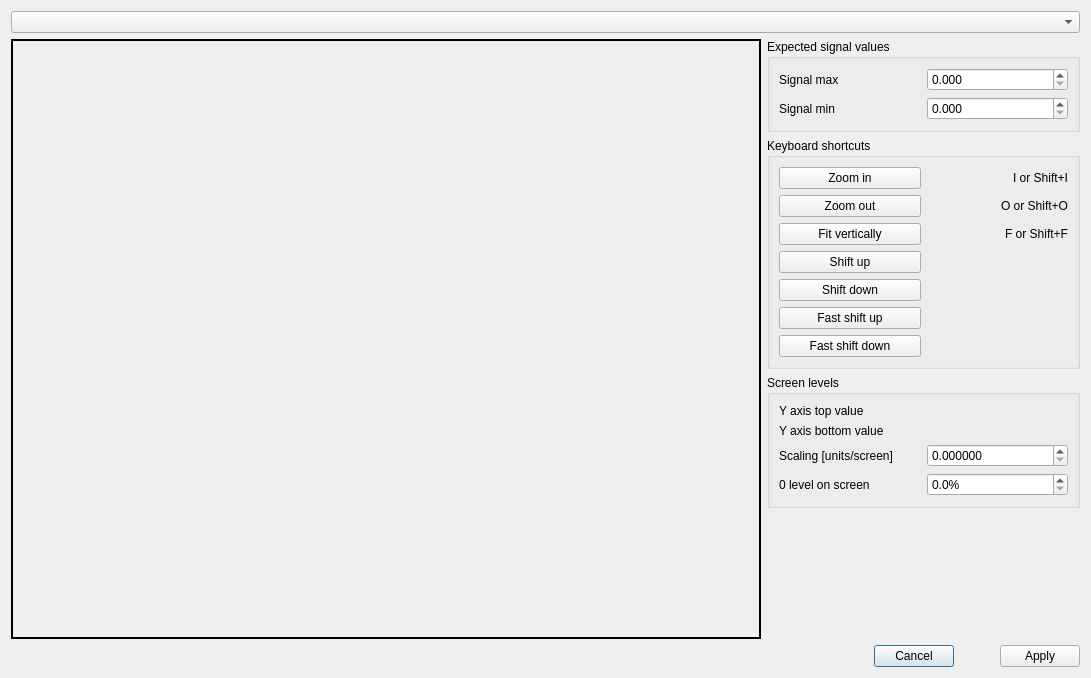
Before: the Qt Designer form src/asammdf/gui/ui/signal_scale.ui in danielhrisca/asammdf, drawn with Qt 5.
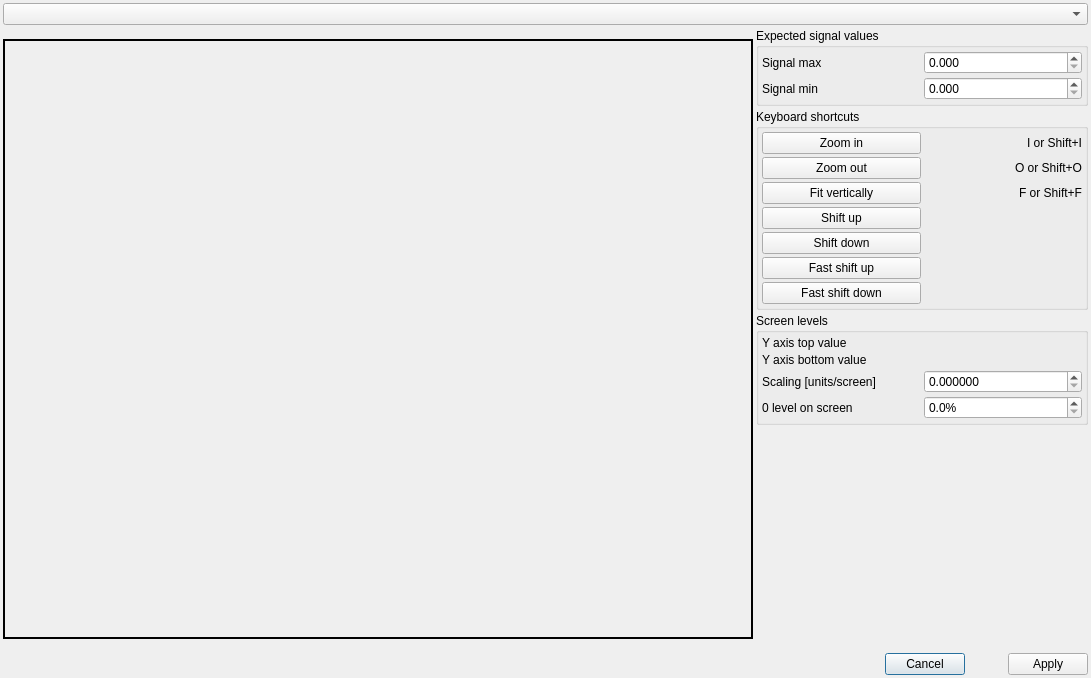
After: the same form once the commit is applied. Icons and pictures are not drawn.

Diff of the .ui file:
```diff
--- a/src/asammdf/gui/ui/signal_scale.ui
+++ b/src/asammdf/gui/ui/signal_scale.ui
@@ -14,8 +14,26 @@
    <string>Dialog</string>
   </property>
   <layout class="QGridLayout" name="gridLayout_3">
+   <property name="leftMargin">
+  <number>3</number>
+</property>
+   <property name="topMargin">
+  <number>3</number>
+</property>
+   <property name="rightMargin">
+  <number>3</number>
+</property>
+   <property name="bottomMargin">
+  <number>3</number>
+</property>
+   <property name="spacing">
+  <number>3</number>
+</property>
    <item row="5" column="0" colspan="2">
     <layout class="QHBoxLayout" name="horizontalLayout" stretch="1,0,0,0">
+     <property name="spacing">
+  <number>3</number>
+</property>
      <item>
       <spacer name="horizontalSpacer_6">
        <property name="orientation">
@@ -85,6 +103,21 @@
       <string>Keyboard shortcuts</string>
      </property>
      <layout class="QGridLayout" name="gridLayout">
+      <property name="leftMargin">
+  <number>3</number>
+</property>
+      <property name="topMargin">
+  <number>3</number>
+</property>
+      <property name="rightMargin">
+  <number>3</number>
+</property>
+      <property name="bottomMargin">
+  <number>3</number>
+</property>
+      <property name="spacing">
+  <number>3</number>
+</property>
       <item row="2" column="0">
        <widget class="QPushButton" name="fit_btn">
         <property name="text">
@@ -226,6 +259,21 @@
       <string>Expected signal values</string>
      </property>
      <layout class="QGridLayout" name="gridLayout_4">
+      <property name="leftMargin">
+  <number>3</number>
+</property>
+      <property name="topMargin">
+  <number>3</number>
+</property>
+      <property name="rightMargin">
+  <number>3</number>
+</property>
+      <property name="bottomMargin">
+  <number>3</number>
+</property>
+      <property name="spacing">
+  <number>3</number>
+</property>
       <item row="0" column="0">
        <widget class="QLabel" name="label_5">
         <property name="text">
@@ -275,6 +323,21 @@
       <string>Screen levels</string>
      </property>
      <layout class="QGridLayout" name="gridLayout_2">
+      <property name="leftMargin">
+  <number>3</number>
+</property>
+      <property name="topMargin">
+  <number>3</number>
+</property>
+      <property name="rightMargin">
+  <number>3</number>
+</property>
+      <property name="bottomMargin">
+  <number>3</number>
+</property>
+      <property name="spacing">
+  <number>3</number>
+</property>
       <item row="3" column="0">
        <widget class="QLabel" name="label_10">
         <property name="text">
```
Left out of the diff: 14 changed lines with no effect on the pictures.
